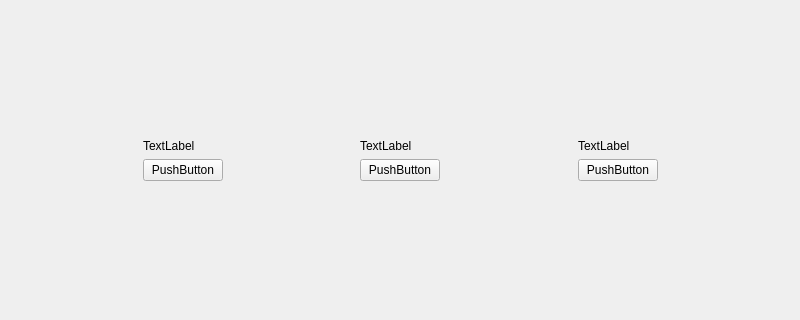
This is windows/gamemode.ui in wen2ms/fight_the_landlord_client as Qt 5 draws it before an edit; both pictures show x 0 to 800 and y 130 to 450 of the 800 by 600 pixel window. The edited form follows.
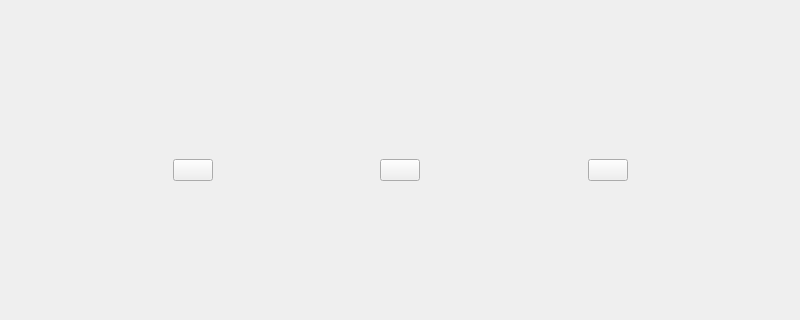
This is the edited form. The open tabs and pages were chosen to show the change.

```diff
--- a/windows/gamemode.ui
+++ b/windows/gamemode.ui
@@ -136,14 +136,14 @@
           <item>
            <widget class="QLabel" name="auto_create_label">
             <property name="text">
-             <string>TextLabel</string>
+             <string/>
             </property>
            </widget>
           </item>
           <item>
            <widget class="QPushButton" name="auto_create_room_btn">
             <property name="text">
-             <string>PushButton</string>
+             <string/>
             </property>
            </widget>
           </item>
@@ -195,14 +195,14 @@
           <item>
            <widget class="QLabel" name="manual_create">
             <property name="text">
-             <string>TextLabel</string>
+             <string/>
             </property>
            </widget>
           </item>
           <item>
            <widget class="QPushButton" name="manual_create_room_btn">
             <property name="text">
-             <string>PushButton</string>
+             <string/>
             </property>
            </widget>
           </item>
@@ -254,14 +254,14 @@
           <item>
            <widget class="QLabel" name="search_room_label">
             <property name="text">
-             <string>TextLabel</string>
+             <string/>
             </property>
            </widget>
           </item>
           <item>
            <widget class="QPushButton" name="search_room_btn">
             <property name="text">
-             <string>PushButton</string>
+             <string/>
             </property>
            </widget>
           </item>
```
Left out of the diff: 12 changed lines with no effect on the pictures.
